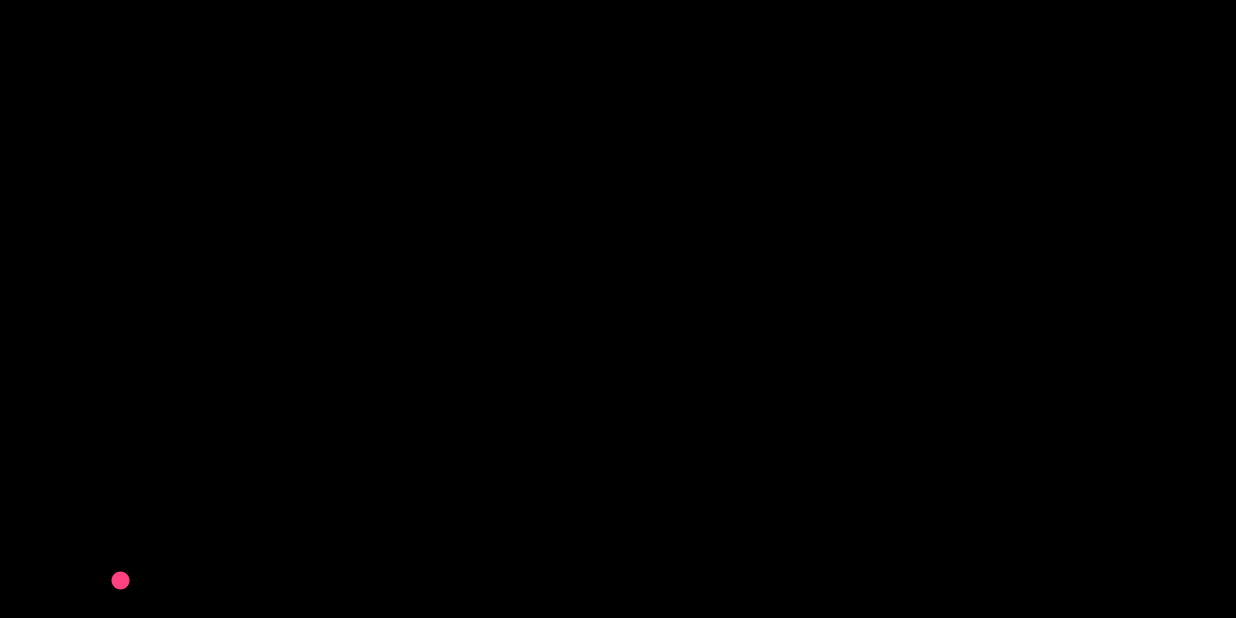
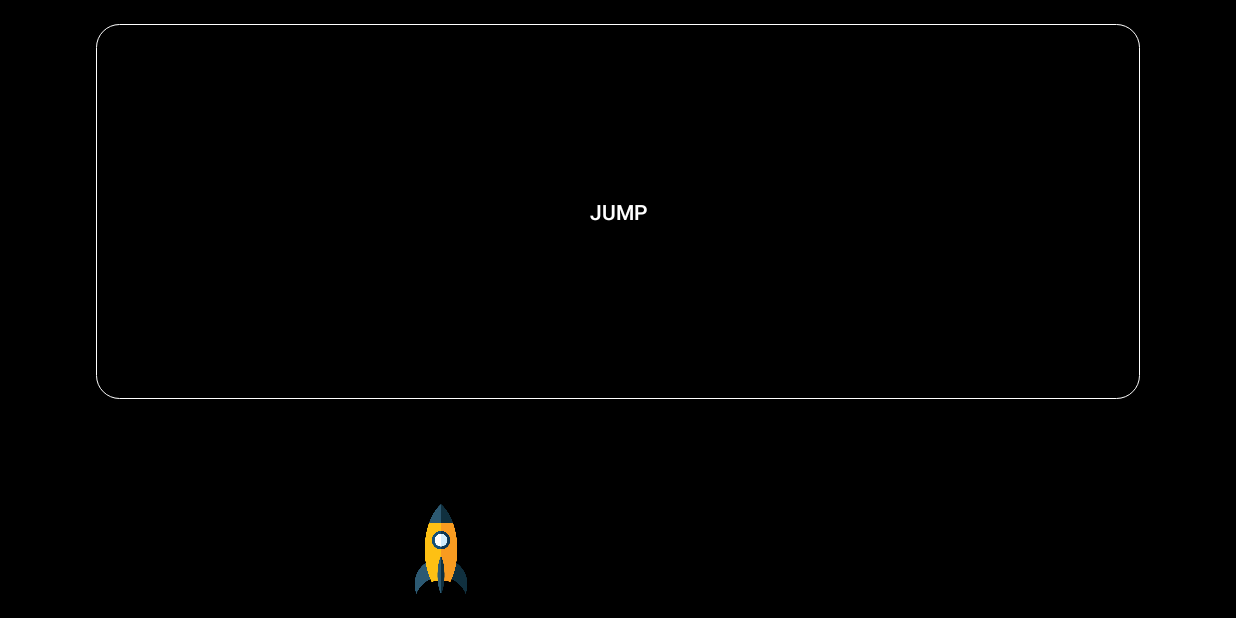
Before and after one commit to VO-Porter/AndroidPorter, an Android app: the GyroActivity screen opened directly, with no data from a screen before it, on a phone screen of 824 x 412 dp (held sideways). Before the commit the screen is almost empty. Run offline under Robolectric (Android 15) with nearby library versions, the phone set to English and light mode, and no system bars.

Commit message:
Such changes, many working, wow

```diff
--- a/app/src/main/AndroidManifest.xml
+++ b/app/src/main/AndroidManifest.xml
@@ -2,6 +2,7 @@
 <manifest xmlns:android="http://schemas.android.com/apk/res/android"
     package="com.voporter.androidporter">
 
+    <uses-permission android:name="android.permission.ACCESS_WIFI_STATE" />
     <uses-permission android:name="android.permission.INTERNET" />
 
     <application
@@ -26,6 +27,7 @@
             android:screenOrientation="landscape"
             android:theme="@style/AppThemeFullscreen" >
         </activity>
+
     </application>
 
 </manifest>
--- a/app/src/main/java/com/voporter/androidporter/GyroActivity.java
+++ b/app/src/main/java/com/voporter/androidporter/GyroActivity.java
@@ -1,48 +1,103 @@
 package com.voporter.androidporter;
 
 import android.app.Activity;
+import android.content.Context;
+import android.content.Intent;
+import android.hardware.Sensor;
+import android.hardware.SensorEvent;
+import android.hardware.SensorEventListener;
+import android.hardware.SensorManager;
 import android.os.Bundle;
+import android.view.MotionEvent;
+import android.view.View;
 import android.widget.Button;
-
-/**
- *      THIS IS A TEST ACTIVITY
- *      This activity shows how to get the UDPClientWrapper created on MainActivity
- *      as well as tests the send functions of that UDPClientWrapper
- */
+import android.widget.ImageView;
 
 public class GyroActivity extends Activity {
 
-    UDPClientWrapper myUDPClientWrapper;
+    UDPClientWrapper udp;
+
+    SensorManager sensorManager;
+    Sensor sensor;
+
+    ImageView spaceship;
+    Button jump;
 
     @Override
     protected void onCreate(Bundle savedInstanceState) {
         super.onCreate(savedInstanceState);
         setContentView(R.layout.activity_gyro);
 
+        startService(new Intent(this, GyroService.class));
 
-        myUDPClientWrapper = UDPClientHolder.getInstance().getMyUDPClientWrapper();
-/*
-        buttonJump = (Button) findViewById(R.id.button);
-        buttonTestXY = (Button) findViewById(R.id.button2);
+        udp = UDPClientHolder.getInstance().getMyUDPClientWrapper();
 
+        sensorManager = (SensorManager) getSystemService(Context.SENSOR_SERVICE);
+        sensor = sensorManager.getDefaultSensor(Sensor.TYPE_ROTATION_VECTOR);
 
-        buttonJump.setOnClickListener(new View.OnClickListener() {
+        spaceship = (ImageView) findViewById(R.id.spaceship);
+        jump = (Button) findViewById(R.id.jumpButton);
+
+        final int spaceshipSize = spaceship.getLayoutParams().height;
+        final int spaceshipJumpSize = (int)(spaceshipSize*1.2);
+
+        jump.setOnTouchListener(new View.OnTouchListener() {
             @Override
-            public void onClick(View v) {
-
-                myUDPClientWrapper.SendJump();
-
+            public boolean onTouch(View v, MotionEvent event) {
+                switch(event.getAction()) {
+                    case MotionEvent.ACTION_DOWN:
+                        ResizeAnimation spaceshipResizeBigger = new ResizeAnimation(
+                                spaceship,
+                                spaceshipJumpSize,
+                                spaceship.getLayoutParams().height
+                        );
+                        spaceshipResizeBigger.setDuration(50);
+                        spaceship.startAnimation(spaceshipResizeBigger);
+                        jump.setPressed(true);
+                        udp.sendJump();
+                        return true;
+                    case MotionEvent.ACTION_UP:
+                        ResizeAnimation spaceshipResizeSmaller = new ResizeAnimation(
+                                spaceship,
+                                spaceshipSize,
+                                spaceship.getLayoutParams().height
+                        );
+                        spaceshipResizeSmaller.setDuration(100);
+                        spaceship.startAnimation(spaceshipResizeSmaller);
+                        jump.setPressed(false);
+                        return true;
+                }
+                return false;
             }
         });
 
-        buttonTestXY.setOnClickListener(new View.OnClickListener() {
-            @Override
-            public void onClick(View v) {
+    }
 
-                myUDPClientWrapper.SendXY(-1.5, 2.65);
+    public void onResume() {
+        super.onResume();
+        sensorManager.registerListener(gyroListener, sensor,
+                SensorManager.SENSOR_DELAY_NORMAL);
+    }
 
-            }
-        });
-*/
+    @Override
+    protected void onStop() {
+        stopService(new Intent(this, GyroService.class));
+        sensorManager.unregisterListener(gyroListener);
+        super.onStop();
     }
+
+    public SensorEventListener gyroListener = new SensorEventListener() {
+        public void onAccuracyChanged(Sensor sensor, int acc) { }
+
+        public void onSensorChanged(SensorEvent event) {
+            int x = (int)(event.values[0]*1000);
+            if (x < - 350)
+                udp.sendX(-350);
+            else if (x > 350)
+                udp.sendX(350);
+            else
+                udp.sendX(x);
+        }
+    };
+
 }
--- a/app/src/main/java/com/voporter/androidporter/UDPClientWrapper.java
+++ b/app/src/main/java/com/voporter/androidporter/UDPClientWrapper.java
@@ -23,11 +23,10 @@ class UDPClientWrapper {
         }
     }
 
-    void SendXY(double x, double y){
+    void sendX(int x){
         JSONObject jsonObject = new JSONObject();
         try {
             jsonObject.put("x", Double.valueOf(x));
-            jsonObject.put("y", Double.valueOf(y));
             UDPClientTask client = new UDPClientTask(dstAddress, dstPort, socket);
             client.SetData(jsonObject);
             client.execute();
@@ -36,7 +35,7 @@ class UDPClientWrapper {
         }
     }
 
-    void SendJump(){
+    void sendJump(){
         JSONObject jsonObject = new JSONObject();
         try {
             jsonObject.put("jump", 1);
--- /dev/null
+++ b/app/src/main/res/drawable/jump_button.xml
@@ -0,0 +1,13 @@
+<selector xmlns:android="http://schemas.android.com/apk/res/android">
+    <item
+        android:state_focused="true"
+        android:state_pressed="true"
+        android:drawable="@drawable/jump_button_active" />
+
+    <item
+        android:state_focused="false"
+        android:state_pressed="true"
+        android:drawable="@drawable/jump_button_active" />
+
+    <item android:drawable="@drawable/jump_button_inactive" />
+</selector>
--- /dev/null
+++ b/app/src/main/res/drawable/jump_button_active.xml
@@ -0,0 +1,7 @@
+<?xml version="1.0" encoding="utf-8"?>
+<shape xmlns:android="http://schemas.android.com/apk/res/android"
+    android:shape="rectangle">
+    <solid android:color="@color/darkGray"/>
+    <corners android:radius="15dp" />
+    <stroke android:width="1px" android:color="@color/white" />
+</shape>
--- /dev/null
+++ b/app/src/main/res/drawable/jump_button_inactive.xml
@@ -0,0 +1,7 @@
+<?xml version="1.0" encoding="utf-8"?>
+<shape xmlns:android="http://schemas.android.com/apk/res/android"
+    android:shape="rectangle">
+    <solid android:color="@color/pitchBlack"/>
+    <corners android:radius="15dp" />
+    <stroke android:width="1px" android:color="@color/white" />
+</shape>
--- a/app/src/main/res/layout/activity_gyro.xml
+++ b/app/src/main/res/layout/activity_gyro.xml
@@ -1,6 +1,8 @@
 <?xml version="1.0" encoding="utf-8"?>
+
 <RelativeLayout xmlns:android="http://schemas.android.com/apk/res/android"
     xmlns:tools="http://schemas.android.com/tools"
+    android:orientation="vertical"
     android:id="@+id/activity_new"
     android:layout_width="match_parent"
     android:layout_height="match_parent"
@@ -8,14 +10,27 @@
     android:paddingLeft="@dimen/activity_horizontal_margin"
     android:paddingRight="@dimen/activity_horizontal_margin"
     android:paddingTop="@dimen/activity_vertical_margin"
-    tools:context="com.voporter.androidporter.GyroActivity">
+    tools:context="com.voporter.androidporter.GyroActivity"
+    android:keepScreenOn="true"
+    >
 
-    <SeekBar
+    <Button
+        android:id="@+id/jumpButton"
+        android:text="@string/jump"
         android:layout_width="match_parent"
-        android:id="@+id/seekBar1"
-        android:layout_height="wrap_content"
-        android:focusable="false"
-        android:splitTrack="false"
+        android:layout_height="250dp"
+        android:layout_alignParentTop="true"
+        android:background="@drawable/jump_button"
+        android:textColor="@color/white"
+        android:layout_marginBottom="20dp"/>
+
+
+    <ImageView
+        android:src="@drawable/spaceship"
+        android:id="@+id/spaceship"
+        android:layout_width="wrap_content"
+        android:layout_height="60dp"
         android:layout_alignParentBottom="true"
-        android:layout_alignParentStart="true" />
+        android:contentDescription="@string/spaceship" />
+
 </RelativeLayout>
--- a/app/src/main/res/values/colors.xml
+++ b/app/src/main/res/values/colors.xml
@@ -4,4 +4,6 @@
     <color name="colorPrimaryDark">#303F9F</color>
     <color name="colorAccent">#FF4081</color>
     <color name="pitchBlack">#FF000000</color>
+    <color name="darkGray">#FF202020</color>
+    <color name="white">#FFFFFFFF</color>
 </resources>
--- a/app/src/main/res/values/strings.xml
+++ b/app/src/main/res/values/strings.xml
@@ -1,3 +1,5 @@
 <resources>
     <string name="app_name">AndroidPorter</string>
+    <string name="spaceship">spaceship</string>
+    <string name="jump">Jump</string>
 </resources>
--- a/app/src/main/res/values/styles.xml
+++ b/app/src/main/res/values/styles.xml
@@ -18,4 +18,8 @@
         <item name="android:windowFullscreen">true</item>
     </style>
 
+    <style name="AppThemeSeekbar" parent="Theme.AppCompat">
+
+    </style>
+
 </resources>
```
Also changed, not shown: app/src/main/java/com/voporter/androidporter/GyroService.java (added, +48 -0 lines), app/src/main/java/com/voporter/androidporter/MainActivity.java (+5 -5 lines), app/src/main/java/com/voporter/androidporter/ResizeAnimation.java (added, +35 -0 lines), app/src/main/java/com/voporter/androidporter/UDPClientTask.java (+6 -14 lines), app/src/main/res/drawable/spaceship.png (added), app/src/main/spaceship_icon-web.png (added).
